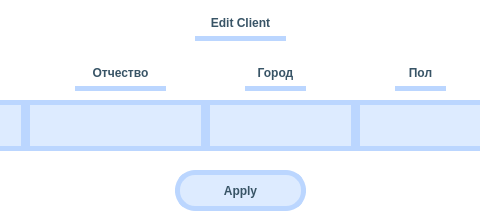
Before: the Qt Designer form CRM/editUI/EditClient.ui in Plnguins/CRM, drawn with Qt 5; both pictures show x 435 to 915 and y 0 to 221 of the 1361 by 221 pixel window.
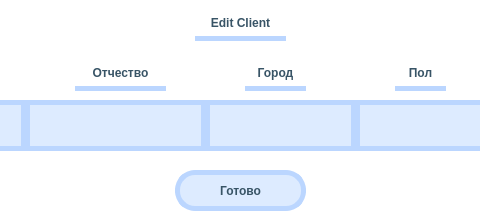
After: the same form once the commit is applied.

Patch:
```diff
--- a/CRM/editUI/EditClient.ui
+++ b/CRM/editUI/EditClient.ui
@@ -313,7 +313,7 @@
  }</string>
    </property>
    <property name="text">
-    <string>Apply</string>
+    <string>Готово</string>
    </property>
   </widget>
   <widget class="QLabel" name="City">
```
Left out of the diff: 8 changed lines with no effect on the pictures.
